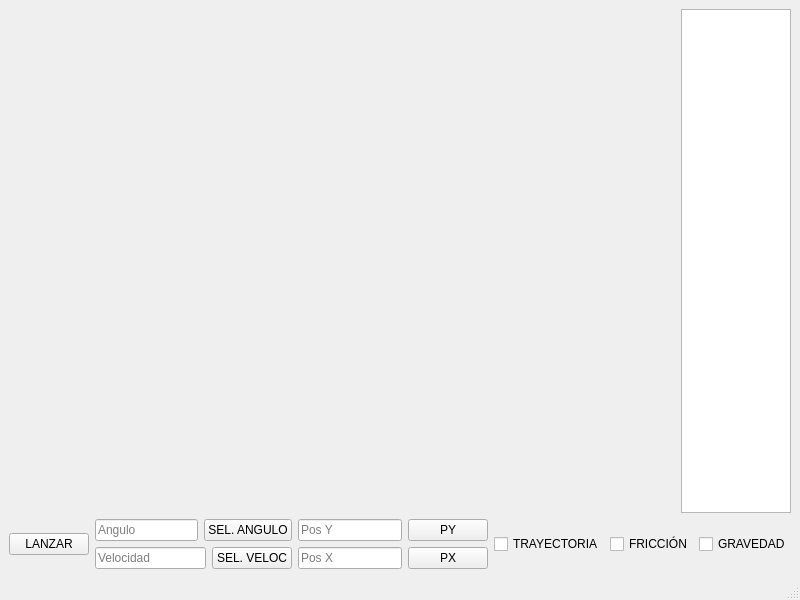
MarianoBenitti/pelotita, file mainwindow.ui: the form before one commit.
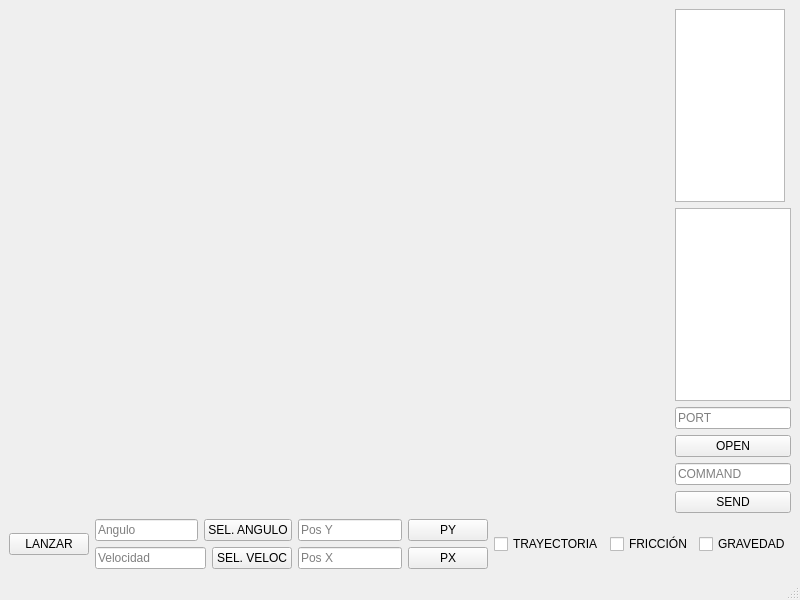
The form after the commit.

Patch:
```diff
--- a/mainwindow.ui
+++ b/mainwindow.ui
@@ -21,6 +21,73 @@
   </property>
   <widget class="QWidget" name="centralwidget">
    <layout class="QGridLayout" name="gridLayout">
+    <item row="0" column="0">
+     <layout class="QHBoxLayout" name="horizontalLayout" stretch="1,0">
+      <item>
+       <widget class="QWidget" name="widget" native="true">
+        <property name="minimumSize">
+         <size>
+          <width>660</width>
+          <height>500</height>
+         </size>
+        </property>
+       </widget>
+      </item>
+      <item>
+       <layout class="QVBoxLayout" name="verticalLayout_3">
+        <item>
+         <widget class="QTextBrowser" name="Consola">
+          <property name="maximumSize">
+           <size>
+            <width>110</width>
+            <height>16777215</height>
+           </size>
+          </property>
+         </widget>
+        </item>
+        <item>
+         <widget class="QPlainTextEdit" name="commandsConsole"/>
+        </item>
+        <item>
+         <layout class="QVBoxLayout" name="PortLine">
+          <item>
+           <widget class="QLineEdit" name="PortLinEdit">
+            <property name="placeholderText">
+             <string>PORT</string>
+            </property>
+           </widget>
+          </item>
+          <item>
+           <widget class="QPushButton" name="OpenCloseButton">
+            <property name="text">
+             <string>OPEN</string>
+            </property>
+           </widget>
+          </item>
+         </layout>
+        </item>
+        <item>
+         <layout class="QVBoxLayout" name="CommandLine">
+          <item>
+           <widget class="QLineEdit" name="CommandlineEdit">
+            <property name="placeholderText">
+             <string>COMMAND</string>
+            </property>
+           </widget>
+          </item>
+          <item>
+           <widget class="QPushButton" name="SendButton">
+            <property name="text">
+             <string>SEND</string>
+            </property>
+           </widget>
+          </item>
+         </layout>
+        </item>
+       </layout>
+      </item>
+     </layout>
+    </item>
     <item row="1" column="0">
      <layout class="QHBoxLayout" name="TABLERO" stretch="0,0,0,0,0,0">
       <item>
@@ -143,30 +210,6 @@
       </item>
      </layout>
     </item>
-    <item row="0" column="0">
-     <layout class="QHBoxLayout" name="horizontalLayout" stretch="1,0">
-      <item>
-       <widget class="QWidget" name="widget" native="true">
-        <property name="minimumSize">
-         <size>
-          <width>660</width>
-          <height>500</height>
-         </size>
-        </property>
-       </widget>
-      </item>
-      <item>
-       <widget class="QTextBrowser" name="Consola">
-        <property name="maximumSize">
-         <size>
-          <width>110</width>
-          <height>16777215</height>
-         </size>
-        </property>
-       </widget>
-      </item>
-     </layout>
-    </item>
    </layout>
   </widget>
   <widget class="QMenuBar" name="menubar">
```
